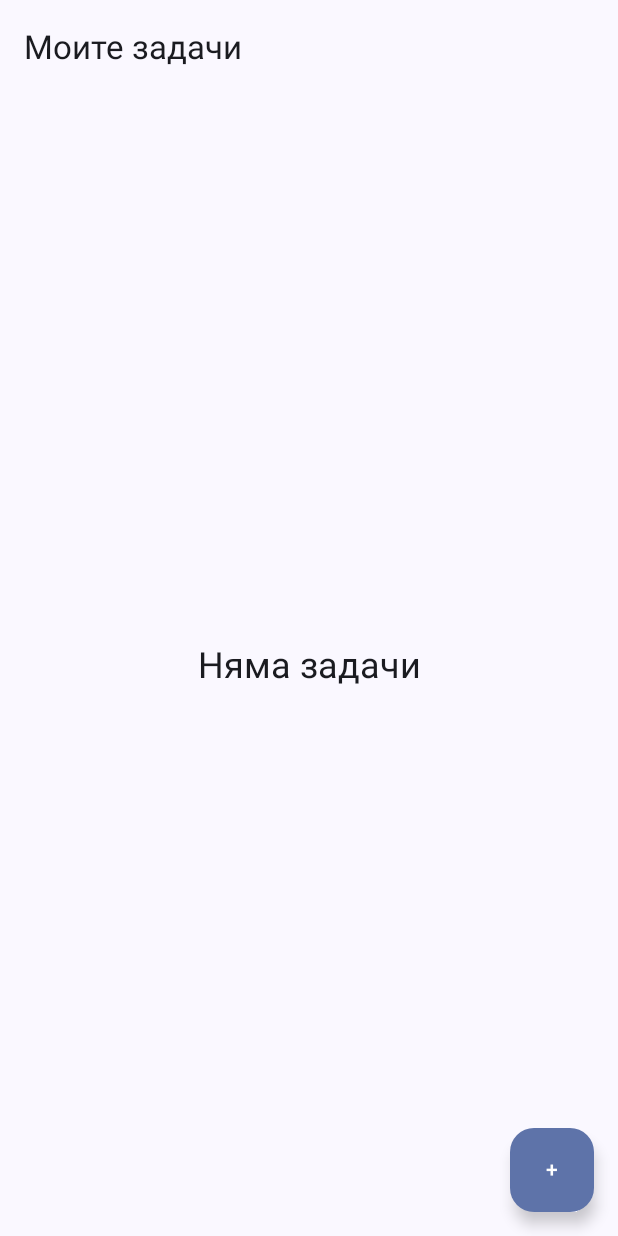
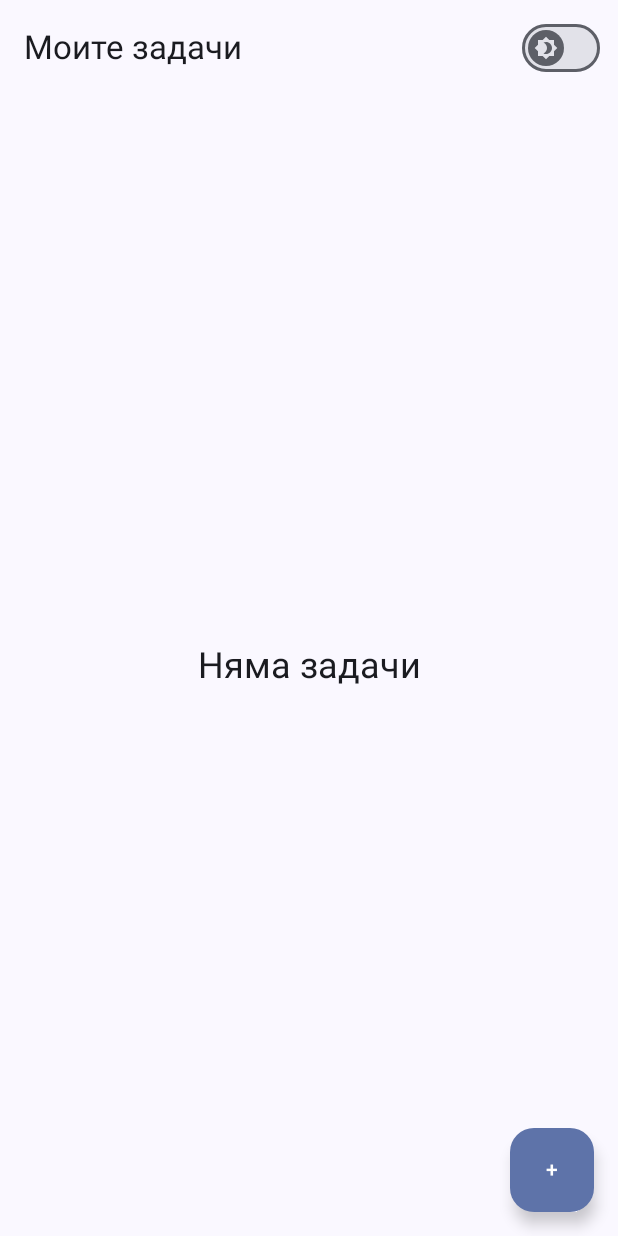
Before and after one commit to djanerch/MobileApps2025-2301321033, an Android app built with Jetpack Compose: the screen it shows after launch (MainActivity), on a phone screen of 412 x 824 dp. Run offline under Robolectric (Android 15) with nearby library versions, the phone set to English and light mode, and no system bars; our stand-ins replace Room's generated code.

Commit message:
dark and ligth theme

```diff
--- a/app/build.gradle.kts
+++ b/app/build.gradle.kts
@@ -65,4 +65,5 @@ dependencies {
     implementation("androidx.room:room-runtime:2.6.1")
     kapt("androidx.room:room-compiler:2.6.1")
     implementation("androidx.room:room-ktx:2.6.1")
+    implementation("androidx.compose.material:material-icons-extended")
 }
--- a/app/src/main/java/com/example/todolist/MainActivity.kt
+++ b/app/src/main/java/com/example/todolist/MainActivity.kt
@@ -5,6 +5,10 @@ import androidx.activity.ComponentActivity
 import androidx.activity.compose.setContent
 import androidx.activity.enableEdgeToEdge
 import androidx.activity.viewModels
+import androidx.compose.runtime.getValue
+import androidx.compose.runtime.mutableStateOf
+import androidx.compose.runtime.remember
+import androidx.compose.runtime.setValue
 import com.example.todolist.viewmodel.TaskViewModel
 import com.example.todolist.viewmodel.TaskViewModelFactory
 import com.example.todolist.ui.theme.ToDoListTheme
@@ -21,8 +25,14 @@ class MainActivity : ComponentActivity() {
         enableEdgeToEdge()
 
         setContent {
-            ToDoListTheme {
-                ToDoNavGraph(viewModel = viewModel)
+            var isDarkThemeEnabled by remember { mutableStateOf(false) }
+
+            ToDoListTheme(darkTheme = isDarkThemeEnabled) {
+                ToDoNavGraph(
+                    viewModel = viewModel,
+                    isDarkThemeEnabled = isDarkThemeEnabled,
+                    onToggleTheme = { isDarkThemeEnabled = it }
+                )
             }
         }
     }
--- a/app/src/main/java/com/example/todolist/TaskListScreen.kt
+++ b/app/src/main/java/com/example/todolist/TaskListScreen.kt
@@ -3,6 +3,10 @@ package com.example.todolist.ui.tasklist
 import androidx.compose.foundation.layout.*
 import androidx.compose.foundation.lazy.LazyColumn
 import androidx.compose.foundation.lazy.items
+import androidx.compose.material.icons.Icons
+import androidx.compose.material.icons.filled.Brightness4
+import androidx.compose.material.icons.filled.Delete
+import androidx.compose.material.icons.filled.Edit
 import androidx.compose.material3.*
 import androidx.compose.runtime.*
 import androidx.compose.ui.Alignment
@@ -11,14 +15,13 @@ import androidx.compose.ui.unit.dp
 import com.example.todolist.viewmodel.TaskViewModel
 import com.example.todolist.data.Task
 
-import androidx.compose.material.icons.filled.Delete
-import androidx.compose.material.icons.filled.Edit
-
 @OptIn(ExperimentalMaterial3Api::class)
 @Composable
 fun TaskListScreen(
     viewModel: TaskViewModel,
-    onAddClick: () -> Unit
+    onAddClick: () -> Unit,
+    isDarkThemeEnabled: Boolean, // Приемаме текущото състояние
+    onToggleTheme: (Boolean) -> Unit
 ) {
     val tasks by viewModel.tasks.collectAsState()
 
@@ -36,7 +39,26 @@ fun TaskListScreen(
             }
         },
         topBar = {
-            TopAppBar(title = { Text("Моите задачи") })
+            TopAppBar(
+                title = { Text("Моите задачи") },
+                actions = {
+                    // SWITCH КОМПОНЕНТ
+                    Switch(
+                        checked = isDarkThemeEnabled, // Използваме подаденото състояние
+                        onCheckedChange = { isChecked ->
+                            onToggleTheme(isChecked)
+                        },
+                        thumbContent = {
+                            Icon(
+                                Icons.Filled.Brightness4,
+                                contentDescription = "Превключи тема",
+                                modifier = Modifier.size(SwitchDefaults.IconSize)
+                            )
+                        }
+                    )
+                    Spacer(modifier = Modifier.width(8.dp))
+                }
+            )
         }
     ) { padding ->
         Column(
@@ -111,18 +133,16 @@ fun TaskItem(
                 modifier = Modifier.weight(1f)
             )
 
-            // Бутон за редактиране
             IconButton(onClick = onEditClick) {
                 Icon(
-                    imageVector = androidx.compose.material.icons.Icons.Filled.Edit,
+                    imageVector = Icons.Filled.Edit,
                     contentDescription = "Редактиране"
                 )
             }
 
-            // Бутон за изтриване
             IconButton(onClick = onDeleteClick) {
                 Icon(
-                    imageVector = androidx.compose.material.icons.Icons.Filled.Delete,
+                    imageVector = Icons.Filled.Delete,
                     contentDescription = "Изтриване"
                 )
             }
--- a/app/src/main/java/com/example/todolist/ToDoNavGraph.kt
+++ b/app/src/main/java/com/example/todolist/ToDoNavGraph.kt
@@ -8,7 +8,11 @@ import com.example.todolist.viewmodel.TaskViewModel
 import com.example.todolist.ui.tasklist.TaskListScreen
 
 @Composable
-fun ToDoNavGraph(viewModel: TaskViewModel) {
+fun ToDoNavGraph(
+    viewModel: TaskViewModel,
+    isDarkThemeEnabled: Boolean,
+    onToggleTheme: (Boolean) -> Unit
+) {
     val navController = rememberNavController()
 
     NavHost(navController = navController, startDestination = "taskList") {
@@ -16,7 +20,9 @@ fun ToDoNavGraph(viewModel: TaskViewModel) {
         composable("taskList") {
             TaskListScreen(
                 viewModel = viewModel,
-                onAddClick = { navController.navigate("addTask") }
+                onAddClick = { navController.navigate("addTask") },
+                isDarkThemeEnabled = isDarkThemeEnabled,
+                onToggleTheme = onToggleTheme
             )
         }
 
--- a/app/src/main/java/com/example/todolist/ui/theme/Theme.kt
+++ b/app/src/main/java/com/example/todolist/ui/theme/Theme.kt
@@ -1,42 +1,40 @@
 package com.example.todolist.ui.theme
 
-import android.app.Activity
 import android.os.Build
-import androidx.compose.foundation.isSystemInDarkTheme
 import androidx.compose.material3.MaterialTheme
 import androidx.compose.material3.darkColorScheme
 import androidx.compose.material3.dynamicDarkColorScheme
 import androidx.compose.material3.dynamicLightColorScheme
 import androidx.compose.material3.lightColorScheme
 import androidx.compose.runtime.Composable
+import androidx.compose.ui.graphics.Color
 import androidx.compose.ui.platform.LocalContext
 
 private val DarkColorScheme = darkColorScheme(
     primary = Purple80,
     secondary = PurpleGrey80,
-    tertiary = Pink80
+    tertiary = Pink80,
+    background = Color(0xFF1C1B1F),
+    surface = Color(0xFF1C1B1F),
+    onPrimary = Color.Black,
+    onBackground = Color(0xFFE6E1E5),
+    onSurface = Color(0xFFE6E1E5),
 )
 
 private val LightColorScheme = lightColorScheme(
     primary = Purple40,
     secondary = PurpleGrey40,
-    tertiary = Pink40
-
-    /* Other default colors to override
+    tertiary = Pink40,
     background = Color(0xFFFFFBFE),
     surface = Color(0xFFFFFBFE),
     onPrimary = Color.White,
-    onSecondary = Color.White,
-    onTertiary = Color.White,
     onBackground = Color(0xFF1C1B1F),
     onSurface = Color(0xFF1C1B1F),
-    */
 )
 
 @Composable
 fun ToDoListTheme(
-    darkTheme: Boolean = isSystemInDarkTheme(),
-    // Dynamic color is available on Android 12+
+    darkTheme: Boolean,
     dynamicColor: Boolean = true,
     content: @Composable () -> Unit
 ) {
```
Also changed, not shown: app/src/main/java/com/example/todolist/AddTaskScreen.kt (+5 -8 lines).
